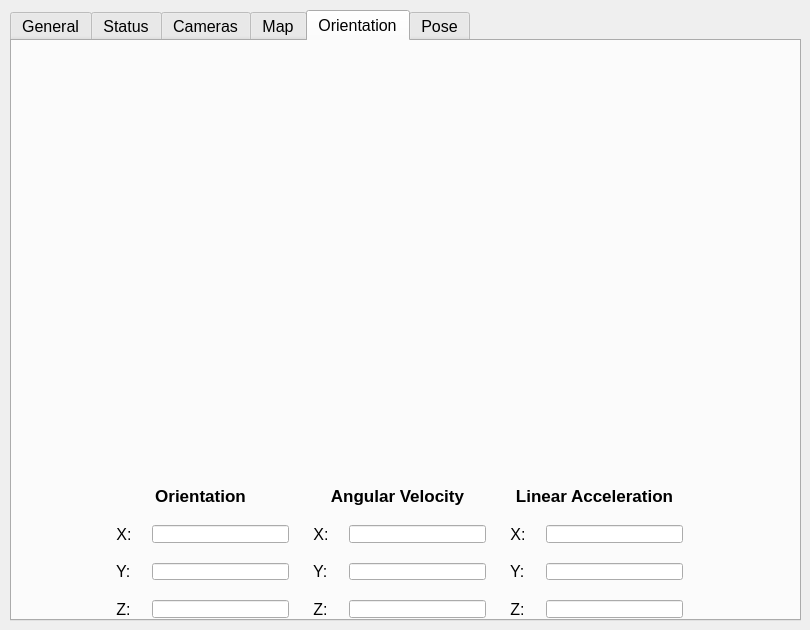
This is packages/extras/ezrassor_dashboard/resources/interfaces/main_window.ui in FlaSpaceInst/EZ-RASSOR as Qt 5 draws it before an edit. The edited form follows.
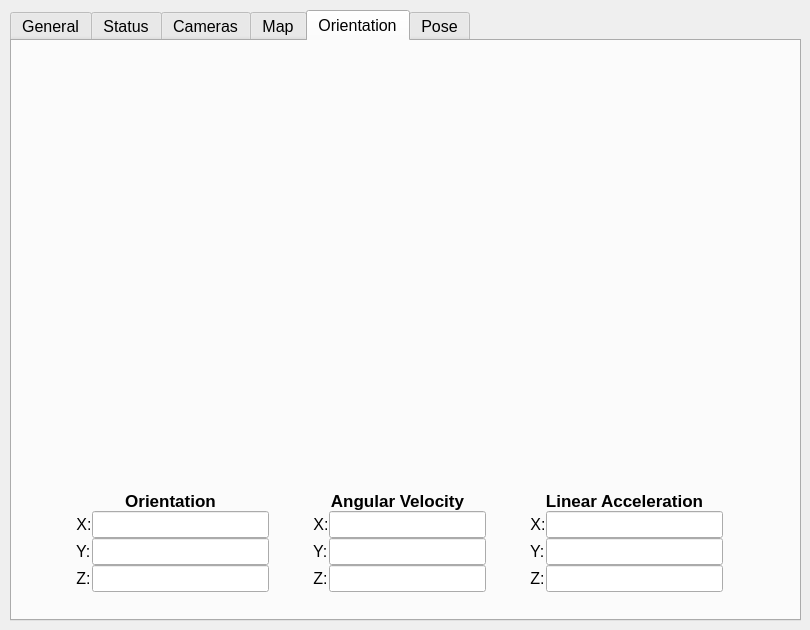
This is the edited form. The open tabs and pages were chosen to show the change. Icons and pictures are not drawn.

Commit message: change from qhboxlayout spacing to qform individual margins

Diff of the .ui file:
```diff
--- a/packages/extras/ezrassor_dashboard/resources/interfaces/main_window.ui
+++ b/packages/extras/ezrassor_dashboard/resources/interfaces/main_window.ui
@@ -486,18 +486,24 @@
     <widget class="QWidget" name="layoutWidget">
      <property name="geometry">
       <rect>
-       <x>100</x>
-       <y>446</y>
-       <width>571</width>
+       <x>60</x>
+       <y>450</y>
+       <width>651</width>
        <height>131</height>
       </rect>
      </property>
-     <layout class="QHBoxLayout" name="orientationDataBoxes">
+     <layout class="QHBoxLayout" name="orientationDataBoxes" stretch="0,0,0">
       <property name="spacing">
-       <number>20</number>
+       <number>0</number>
+      </property>
+      <property name="leftMargin">
+       <number>0</number>
       </property>
       <item>
        <layout class="QFormLayout" name="orientationDataBox">
+        <property name="rightMargin">
+         <number>20</number>
+        </property>
         <item row="0" column="0" colspan="2">
          <widget class="QLabel" name="orientationTitleLabel">
           <property name="font">
@@ -563,6 +569,12 @@
       </item>
       <item>
        <layout class="QFormLayout" name="angularVelocityDataBox">
+        <property name="leftMargin">
+         <number>20</number>
+        </property>
+        <property name="rightMargin">
+         <number>20</number>
+        </property>
         <item row="0" column="0" colspan="2">
          <widget class="QLabel" name="angularVelocityTitleLabel">
           <property name="font">
@@ -628,6 +640,9 @@
       </item>
       <item>
        <layout class="QFormLayout" name="linearAccelerationDataBox">
+        <property name="leftMargin">
+         <number>20</number>
+        </property>
         <item row="0" column="0" colspan="2">
          <widget class="QLabel" name="linearAccelerationTitleLabel">
           <property name="font">
```
